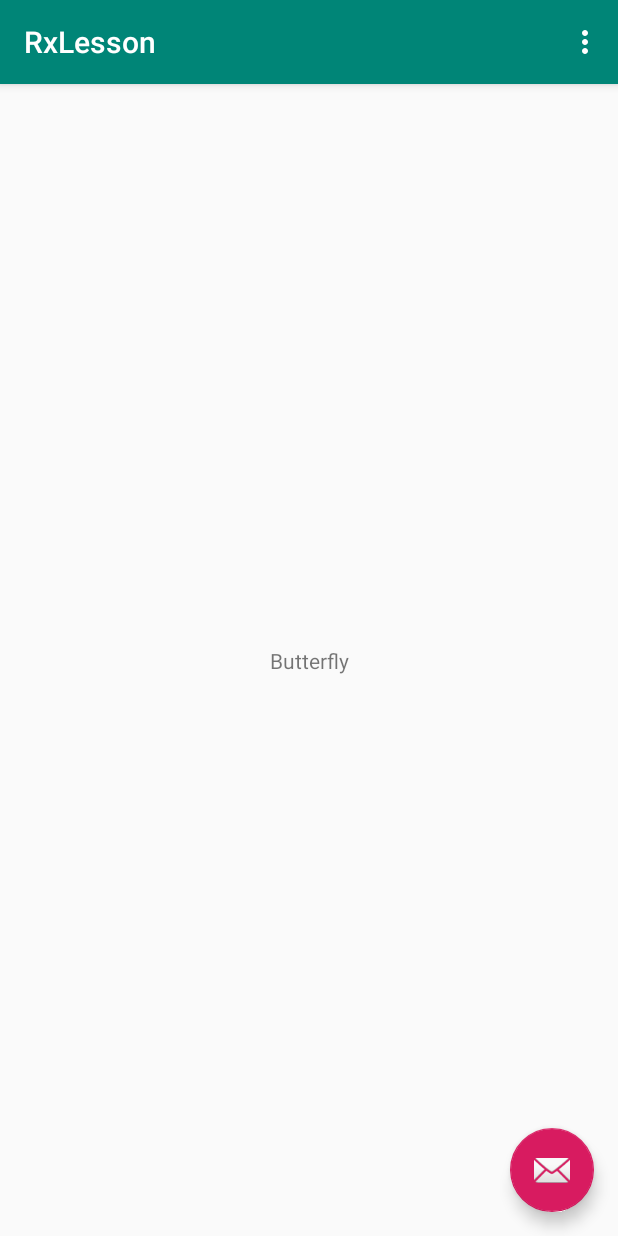
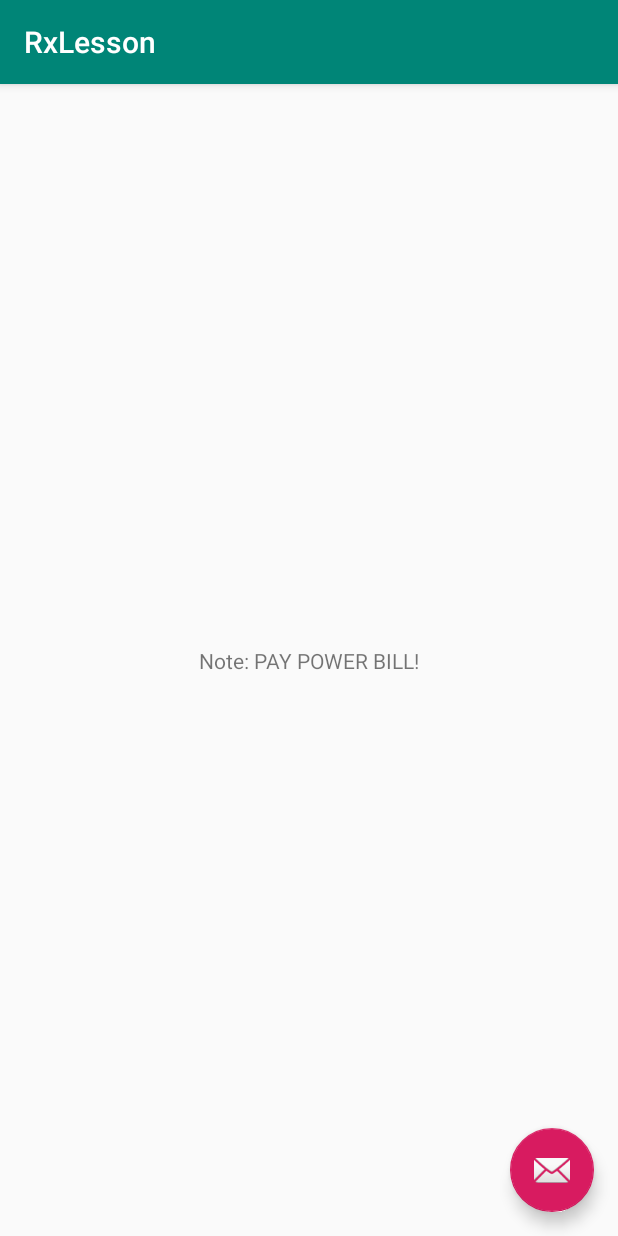
Before and after one commit to mubstimor/rxlesson, an Android app: the screen it shows after launch (MainActivity), on a phone screen of 412 x 824 dp. Run offline under Robolectric (Android 15) with nearby library versions, the phone set to English and light mode, and no system bars; our stand-ins replace RxJava.

Commit message:
ft(custom-types): passing custom types
- using custom objects in disposables

```diff
--- a/app/src/main/java/mubstimor/android/rxlesson/MainActivity.java
+++ b/app/src/main/java/mubstimor/android/rxlesson/MainActivity.java
@@ -4,27 +4,24 @@ import android.os.Bundle;
 import android.support.v7.app.AppCompatActivity;
 import android.support.v7.widget.Toolbar;
 import android.util.Log;
-import android.view.Menu;
-import android.view.MenuItem;
 import android.widget.TextView;
 
+import java.util.ArrayList;
+import java.util.List;
+
 import io.reactivex.Observable;
-import io.reactivex.Observer;
+import io.reactivex.ObservableEmitter;
+import io.reactivex.ObservableOnSubscribe;
 import io.reactivex.android.schedulers.AndroidSchedulers;
 import io.reactivex.disposables.CompositeDisposable;
-import io.reactivex.disposables.Disposable;
 import io.reactivex.functions.Function;
-import io.reactivex.functions.Predicate;
 import io.reactivex.observers.DisposableObserver;
 import io.reactivex.schedulers.Schedulers;
 
 public class MainActivity extends AppCompatActivity {
 
-    private String greeting = "Hello fron Rx";
     private static final String TAG = MainActivity.class.getSimpleName();
-    private Observable<String> animalObservable;
-    private DisposableObserver<String> animalObserver, animalObserverAllCaps;
-    private CompositeDisposable compositeDisposable = new CompositeDisposable();
+    private CompositeDisposable disposable = new CompositeDisposable();
     TextView tvGreeting;
 
     @Override
@@ -33,119 +30,77 @@ public class MainActivity extends AppCompatActivity {
         setContentView(R.layout.activity_main);
         Toolbar toolbar = findViewById(R.id.toolbar);
         setSupportActionBar(toolbar);
-        tvGreeting = (TextView)findViewById(R.id.tvGreeting);
+        tvGreeting = (TextView) findViewById(R.id.tvGreeting);
 
-        animalObservable = getAnimalsObservable();
-
-        animalObserver = getAnimalsObserver();
-        animalObserverAllCaps = getAnimalObserverAllCaps();
-
-        compositeDisposable.add(
-                animalObservable
+        disposable.add(getNotesObservable()
                 .subscribeOn(Schedulers.io())
                 .observeOn(AndroidSchedulers.mainThread())
-                    .filter(new Predicate<String>() {
+                .map(new Function<Note, Note>() {
                     @Override
-                        public boolean test(String s) throws Exception {
-                            return s.toLowerCase().startsWith("b");
+                    public Note apply(Note note) throws Exception {
+                        // Making the note to all uppercase
+                        note.setNote(note.getNote().toUpperCase());
+                        return note;
                     }
                 })
-                    .subscribeWith(animalObserver)
-        );
+                .subscribeWith(getNotesObserver()));
 
-        compositeDisposable.add(
-                animalObservable
-                    .subscribeOn(Schedulers.io())
-                    .observeOn(AndroidSchedulers.mainThread())
-                    .filter(new Predicate<String>() {
-                        @Override
-                        public boolean test(String s) throws Exception {
-                            return s.toLowerCase().startsWith("c");
-                        }
-                    })
-                    .map(new Function<String, String>() {
-                        @Override
-                        public String apply(String s) throws Exception {
-                            return s.toUpperCase();
-                        }
-                    })
-                    .subscribeWith(animalObserverAllCaps)
-        );
     }
 
-    private Observable<String> getAnimalsObservable() {
-        return Observable.fromArray(
-                "Ant", "Ape",
-                "Bat", "Bee", "Bear", "Butterfly",
-                "Cat", "Crab", "Cod",
-                "Dog", "Dove",
-                "Fox", "Frog");
-    }
+    private DisposableObserver<Note> getNotesObserver() {
+        return new DisposableObserver<Note>() {
 
-    private DisposableObserver<String> getAnimalsObserver() {
-        return new DisposableObserver<String>() {
             @Override
-            public void onNext(String s) {
-                Log.i(TAG, "Name: " + s);
-                tvGreeting.setText(s);
+            public void onNext(Note note) {
+                tvGreeting.setText("Note: " + note.getNote());
+                Log.d(TAG, "Note: " + note.getNote());
             }
 
             @Override
             public void onError(Throwable e) {
-                Log.i(TAG, e.getMessage());
+                Log.e(TAG, "onError: " + e.getMessage());
             }
 
             @Override
             public void onComplete() {
-                Log.i(TAG, "All items are emitted!");
+                Log.d(TAG, "All notes are emitted!");
             }
         };
     }
 
-    private DisposableObserver<String> getAnimalObserverAllCaps() {
-        return new DisposableObserver<String>() {
+    private Observable<Note> getNotesObservable() {
+        final List<Note> notes = prepareNotes();
+
+        return Observable.create(new ObservableOnSubscribe<Note>() {
             @Override
-            public void onNext(String s) {
-                Log.d(TAG, "Name: " + s);
+            public void subscribe(ObservableEmitter<Note> emitter) throws Exception {
+                for (Note note : notes) {
+                    if (!emitter.isDisposed()) {
+                        emitter.onNext(note);
+                    }
                 }
 
-            @Override
-            public void onError(Throwable e) {
-                Log.d(TAG, "onError: " + e.getMessage());
+                if (!emitter.isDisposed()) {
+                    emitter.onComplete();
+                }
+            }
+        });
     }
 
-            @Override
-            public void onComplete() {
-                Log.d(TAG, "All items are emitted!");
-            }
-        };
+    private List<Note> prepareNotes() {
+        List<Note> notes = new ArrayList<>();
+        notes.add(new Note(1, "buy tooth paste!"));
+        notes.add(new Note(2, "call brother!"));
+        notes.add(new Note(3, "watch narcos tonight!"));
+        notes.add(new Note(4, "pay power bill!"));
+
+        return notes;
     }
 
     @Override
     protected void onDestroy() {
         super.onDestroy();
-        compositeDisposable.clear();
+        disposable.clear();
     }
 
-    @Override
-    public boolean onCreateOptionsMenu(Menu menu) {
-        // Inflate the menu; this adds items to the action bar if it is present.
-        getMenuInflater().inflate(R.menu.menu_main, menu);
-        return true;
 }
-
-    @Override
-    public boolean onOptionsItemSelected(MenuItem item) {
-        // Handle action bar item clicks here. The action bar will
-        // automatically handle clicks on the Home/Up button, so long
-        // as you specify a parent activity in AndroidManifest.xml.
-        int id = item.getItemId();
-
-        //noinspection SimplifiableIfStatement
-        if (id == R.id.action_settings) {
-            return true;
-        }
-
-        return super.onOptionsItemSelected(item);
-    }
-}
--- /dev/null
+++ b/app/src/main/java/mubstimor/android/rxlesson/Note.java
@@ -0,0 +1,27 @@
+package mubstimor.android.rxlesson;
+
+public class Note {
+    int id;
+    String note;
+
+    public Note(int id, String note) {
+        this.id = id;
+        this.note = note;
+    }
+
+    public int getId() {
+        return id;
+    }
+
+    public String getNote() {
+        return note;
+    }
+
+    public void setId(int id) {
+        this.id = id;
+    }
+
+    public void setNote(String note) {
+        this.note = note;
+    }
+}
```
Also changed, not shown: 1 other file. Lines whose indentation alone changed are shown as unchanged.
